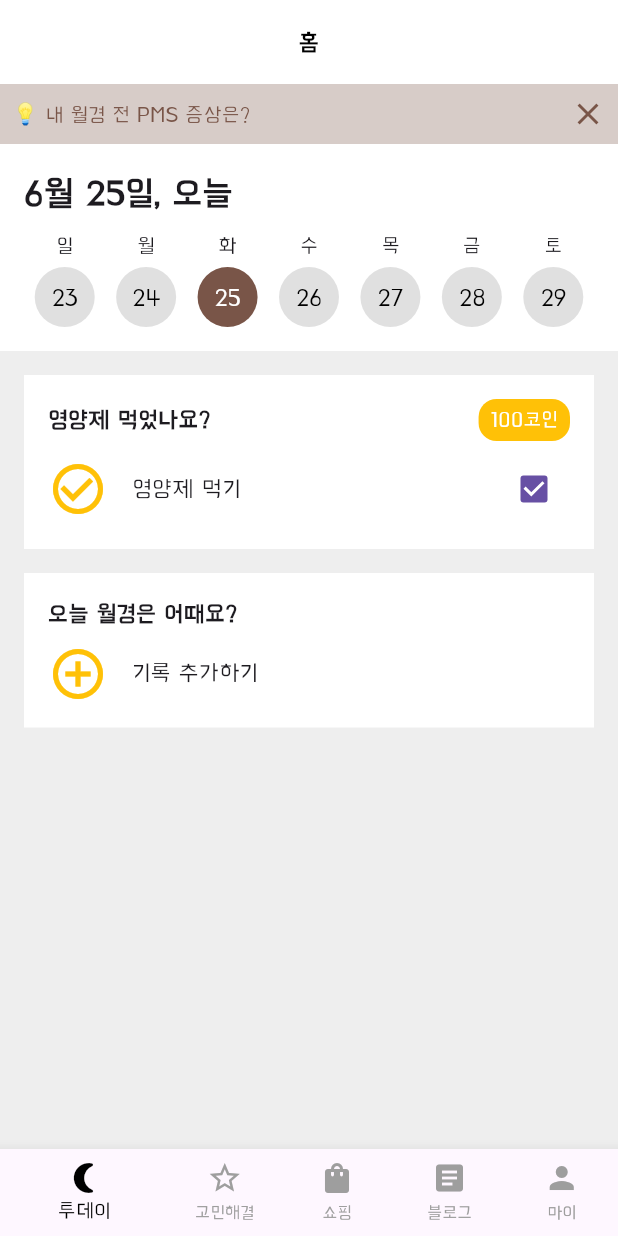
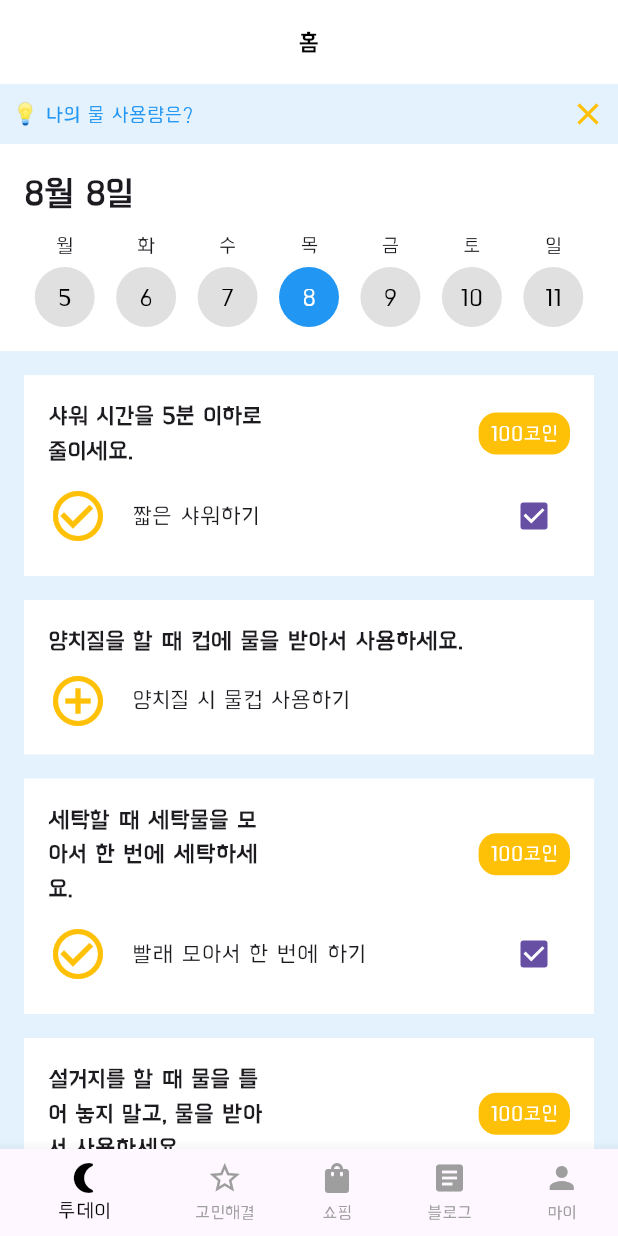
Before and after one commit to parkbjgit/Water, a Flutter app: the screen it shows after launch, on a phone screen of 412 x 824 dp. Run offline on Flutter 3.47's test engine with Material 3 defaults, Android fonts, the phone set to English and light mode, and no system bars; our stand-ins replace csv, firebase_auth, firebase_core, flutter_map, geolocator, latlong2 and 3 more; accounts and stored records are empty; statements that could not run were skipped.

Commit message:
UI 수정중 날짜 제대로 나오게 수정

```diff
--- a/lib/pages/home_page.dart
+++ b/lib/pages/home_page.dart
@@ -1,21 +1,44 @@
 import 'package:flutter/material.dart';
+import 'package:intl/intl.dart';
 
-void main() {
-  runApp(MyApp());
+// void main() {
+//   runApp(MyApp());
+// }
+
+// class MyApp extends StatelessWidget {
+//   @override
+//   Widget build(BuildContext context) {
+//     return MaterialApp(
+//       home: HomePage(),
+//     );
+//   }
+// }
+
+class HomePage extends StatefulWidget {
+  @override
+  _HomePageState createState() => _HomePageState();
 }
 
-class MyApp extends StatelessWidget {
+class _HomePageState extends State<HomePage> {
+  DateTime selectedDate = DateTime.now();
+  final dayLabels = ['월', '화', '수', '목', '금', '토', '일'];
+
+  List<DateTime> _getWeekDates(DateTime now) {
+    List<DateTime> weekDates = [];
+    for (int i = 0; i < 7; i++) {
+      weekDates.add(now.subtract(Duration(days: now.weekday - 1 - i)));
+    }
+    return weekDates;
+  }
+
   @override
   Widget build(BuildContext context) {
-    return MaterialApp(
-      home: HomePage(),
-    );
-  }
-}
+    final now = DateTime.now();
+    final dateFormat = DateFormat('M월 d일');
+    final todayDate = dateFormat.format(selectedDate);
 
-class HomePage extends StatelessWidget {
-  @override
-  Widget build(BuildContext context) {
+    List<DateTime> weekDates = _getWeekDates(now);
+
     return Scaffold(
       backgroundColor: Colors.blue.shade50, // 배경색을 여기에 설정
       appBar: AppBar(
@@ -28,18 +51,25 @@ class HomePage extends StatelessWidget {
         centerTitle: true,
       ),
       body: Container(
-        color: Colors.grey[200], // 배경색 설정
+        // color: Colors.grey[200], // 배경색 설정
         child: ListView(
           children: [
             // 상단 알림 배너
             Container(
-              color: Colors.brown[100],
+              // color: Colors.brown[100],
+              color: Colors.blue[50],
               padding: EdgeInsets.all(8),
               child: Row(
                 mainAxisAlignment: MainAxisAlignment.spaceBetween,
                 children: [
-                  Text('💡 내 월경 전 PMS 증상은?', style: TextStyle(color: Colors.brown)),
-                  Icon(Icons.close, color: Colors.brown),
+                  Flexible(
+                    child: Text(
+                      '💡 나의 물 사용량은?',
+                      style: TextStyle(color: Colors.blue),
+                      overflow: TextOverflow.ellipsis,
+                    ),
+                  ),
+                  Icon(Icons.close, color: Colors.amber),
                 ],
               ),
             ),
@@ -50,18 +80,25 @@ class HomePage extends StatelessWidget {
               child: Column(
                 crossAxisAlignment: CrossAxisAlignment.start,
                 children: [
-                  Text('6월 25일, 오늘', style: TextStyle(fontSize: 24, fontWeight: FontWeight.bold)),
+                  Text('$todayDate', style: TextStyle(fontSize: 24, fontWeight: FontWeight.bold)),
                   SizedBox(height: 8),
                   Row(
-                    children: [
-                      Expanded(child: _buildDateCircle('일', '23')),
-                      Expanded(child: _buildDateCircle('월', '24')),
-                      Expanded(child: _buildDateCircle('화', '25', isSelected: true)),
-                      Expanded(child: _buildDateCircle('수', '26')),
-                      Expanded(child: _buildDateCircle('목', '27')),
-                      Expanded(child: _buildDateCircle('금', '28')),
-                      Expanded(child: _buildDateCircle('토', '29')),
-                    ],
+                    children: List.generate(7, (index) {
+                      return Expanded(
+                        child: GestureDetector(
+                          onTap: () {
+                            setState(() {
+                              selectedDate = weekDates[index];
+                            });
+                          },
+                          child: _buildDateCircle(
+                            dayLabels[index],
+                            weekDates[index].day.toString(),
+                            isSelected: selectedDate.day == weekDates[index].day,
+                          ),
+                        ),
+                      );
+                    }),
                   ),
                 ],
               ),
@@ -70,18 +107,50 @@ class HomePage extends StatelessWidget {
             // 체크박스와 텍스트 입력 필드
             _buildCard(
               context,
-              '영양제 먹었나요?',
+              '샤워 시간을 5분 이하로 줄이세요.',
               Icons.check_circle_outline,
-              '영양제 먹기',
+              '짧은 샤워하기',
               true,
               '100코인',
             ),
             _buildCard(
               context,
-              '오늘 월경은 어때요?',
+              '양치질을 할 때 컵에 물을 받아서 사용하세요.',
               Icons.add_circle_outline,
-              '기록 추가하기',
+              '양치질 시 물컵 사용하기',
               false,
+            ),
+            _buildCard(
+              context,
+              '세탁할 때 세탁물을 모아서 한 번에 세탁하세요.',
+              Icons.check_circle_outline,
+              '빨래 모아서 한 번에 하기',
+              true,
+              '100코인',
+            ),
+            _buildCard(
+              context,
+              '설거지를 할 때 물을 틀어 놓지 말고, 물을 받아서 사용하세요.',
+              Icons.check_circle_outline,
+              '설거지 물 받아서 사용하기',
+              true,
+              '100코인',
+            ),
+            _buildCard(
+              context,
+              '누수 여부를 점검하고, 누수가 있다면 즉시 수리하세요.',
+              Icons.check_circle_outline,
+              '수도꼭지 점검하기',
+              true,
+              '100코인',
+            ),
+            _buildCard(
+              context,
+              '물 절약형 샤워 필터를 사용하여 물 사용량을 줄이세요.',
+              Icons.check_circle_outline,
+              '샤워 필터 사용하기',
+              true,
+              '100코인',
             ),
             // 아래 섹션은 반복되는 형태로 추가 가능
           ],
@@ -110,7 +179,7 @@ class HomePage extends StatelessWidget {
         SizedBox(height: 4),
         CircleAvatar(
           radius: 20,
-          backgroundColor: isSelected ? Colors.brown : Colors.grey[300],
+          backgroundColor: isSelected ? Colors.blue : Colors.grey[300],
           child: Text(
             date,
             style: TextStyle(color: isSelected ? Colors.white : Colors.black),
@@ -130,7 +199,14 @@ class HomePage extends StatelessWidget {
         children: [
           Row(
             children: [
-              Text(title, style: TextStyle(fontSize: 16, fontWeight: FontWeight.bold)),
+              Expanded(
+                child: Text(
+                  title,
+                  style: TextStyle(fontSize: 16, fontWeight: FontWeight.bold),
+                  softWrap: true,
+                  overflow: TextOverflow.visible,
+                ),
+              ),
               if (badge != null) ...[
                 Spacer(),
                 Container(
@@ -149,8 +225,14 @@ class HomePage extends StatelessWidget {
             children: [
               Icon(icon, size: 40, color: Colors.amber),
               SizedBox(width: 16),
-              Text(actionText, style: TextStyle(fontSize: 16)),
-              Spacer(),
+              Expanded(
+                child: Text(
+                  actionText,
+                  style: TextStyle(fontSize: 16),
+                  softWrap: true,
+                  overflow: TextOverflow.visible,
+                ),
+              ),
               if (showCheckbox) Checkbox(value: true, onChanged: (value) {}),
             ],
           ),
--- a/pubspec.yaml
+++ b/pubspec.yaml
@@ -26,6 +26,7 @@ dependencies:
   cloud_firestore: ^5.0.2
   firebase_auth: ^5.1.4
   google_sign_in: ^6.1.6
+  intl: ^0.17.0 # 날짜 형식 변경을 위한 패키지
 
 dev_dependencies:
   flutter_test:
```
